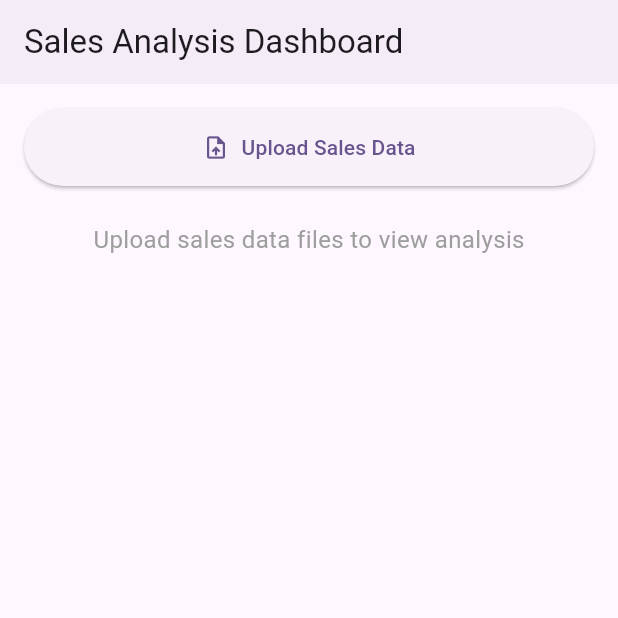
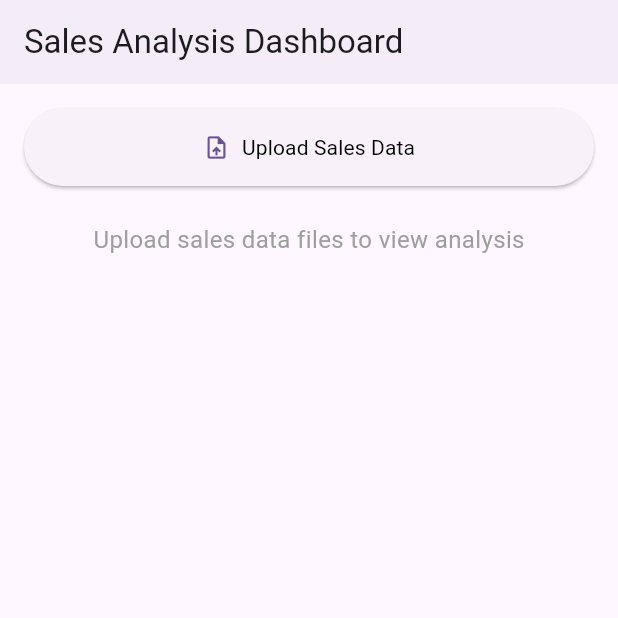
Before and after one commit to thenaijadev/Moniepoint-Hackathon, a Flutter app: the screen it shows after launch, after a tap on "Upload Sales Data", on a phone screen of 412 x 824 dp, the top half of it. Run offline on Flutter 3.47's test engine with Material 3 defaults, Android fonts, the phone set to English and light mode, and no system bars; our stand-ins replace file_picker; Roboto replaces fonts that are missing (satoshi).

Commit message:
Folder Restructuring

```diff
--- a/lib/main.dart
+++ b/lib/main.dart
@@ -1,5 +1,5 @@
 import 'package:flutter/material.dart';
-import 'package:monieshop/sales_screen.dart';
+import 'package:monieshop/screens/sales_screen.dart';
 
 void main() {
   runApp(const MyApp());
--- a/lib/file_reader.dart
+++ b/lib/providers/file_reader.dart
@@ -75,7 +75,6 @@ class FileReader {
     Map<String, int> productSalesVolume = {};
     Map<String, Map<String, double>> staffSalesPerMonth = {};
 
-    // Changed: Track transactions per hour per day
     Map<int, Map<String, int>> hourlyTransactions = {};
     Map<int, int> totalHourlyTransactions = {};
     Set<String> uniqueDays = {};
@@ -99,12 +98,10 @@ class FileReader {
             '${dateTime.year}-${dateTime.month.toString().padLeft(2, '0')}';
         int hour = dateTime.hour;
 
-        // Update daily metrics
         dayVolume +=
             products.fold(0, (sum, product) => sum + product['quantity']!);
         dayValue += saleAmount;
 
-        // Update product volumes
         for (var product in products) {
           int productId = product['productId']!;
           int quantity = product['quantity']!;
@@ -112,13 +109,11 @@ class FileReader {
               (productSalesVolume[productId.toString()] ?? 0) + quantity;
         }
 
-        // Update staff monthly sales
         staffSalesPerMonth.putIfAbsent(monthKey, () => {});
         staffSalesPerMonth[monthKey]![staffId.toString()] =
             (staffSalesPerMonth[monthKey]![staffId.toString()] ?? 0) +
                 saleAmount;
 
-        // Update hourly transactions
         hourlyTransactions.putIfAbsent(hour, () => {});
         hourlyTransactions[hour]![day] =
             (hourlyTransactions[hour]![day] ?? 0) + 1;
@@ -146,7 +141,6 @@ class FileReader {
       topStaffPerMonth[monthEntry.key] = topStaffEntry.key;
     }
 
-    // Calculate true hourly averages
     Map<int, double> hourlyAverages = {};
     int numberOfDays = uniqueDays.length;
     for (var hour in totalHourlyTransactions.keys) {
--- a/lib/sales_screen.dart
+++ b/lib/screens/sales_screen.dart
@@ -1,6 +1,8 @@
 import 'package:flutter/material.dart';
 import 'package:intl/intl.dart';
-import 'package:monieshop/file_reader.dart';
+import 'package:monieshop/providers/file_reader.dart';
+import 'package:monieshop/widgets/info_snackbar.dart';
+import 'package:monieshop/widgets/text_widget.dart';
 
 class Sal4sAnalisisScreen extends StatefulWidget {
   const Sal4sAnalisisScreen({super.key});
@@ -26,9 +28,8 @@ class _Sal4sAnalisisScreenState extends State<Sal4sAnalisisScreen> {
         });
       }
     } catch (e) {
-      ScaffoldMessenger.of(context).showSnackBar(
-        SnackBar(content: Text('Error processing files: ${e.toString()}')),
-      );
+      InfoSnackBar.showErrorSnackBar(
+          context, 'Error processing files: ${e.toString()}');
     } finally {
       setState(() {
         isLoading = false;
@@ -51,7 +52,8 @@ class _Sal4sAnalisisScreenState extends State<Sal4sAnalisisScreen> {
             ElevatedButton.icon(
               onPressed: isLoading ? null : pickAndAnalizeFiles,
               icon: const Icon(Icons.upload_file),
-              label: Text(isLoading ? 'Processing...' : 'Upload Sales Data'),
+              label: TextWidget(
+                  text: isLoading ? 'Processing...' : 'Upload Sales Data'),
               style: ElevatedButton.styleFrom(
                 padding: const EdgeInsets.symmetric(vertical: 16),
               ),
@@ -146,9 +148,8 @@ class _Sal4sAnalisisScreenState extends State<Sal4sAnalisisScreen> {
             const SizedBox(height: 12),
             ...details.map((detail) => Padding(
                   padding: const EdgeInsets.only(bottom: 4),
-                  child: Text(
-                    detail,
-                    style: const TextStyle(fontSize: 16),
+                  child: TextWidget(
+                    text: detail,
                   ),
                 )),
           ],
--- a/pubspec.yaml
+++ b/pubspec.yaml
@@ -24,3 +24,5 @@ dev_dependencies:
 
 flutter:
   uses-material-design: true
+  assets:
+    - assets/images/
```
Also changed, not shown: lib/widgets/info_snackbar.dart (renamed from lib/info_snackbar.dart), lib/widgets/text_widget.dart (renamed from lib/text_widget.dart), 1 other file.
